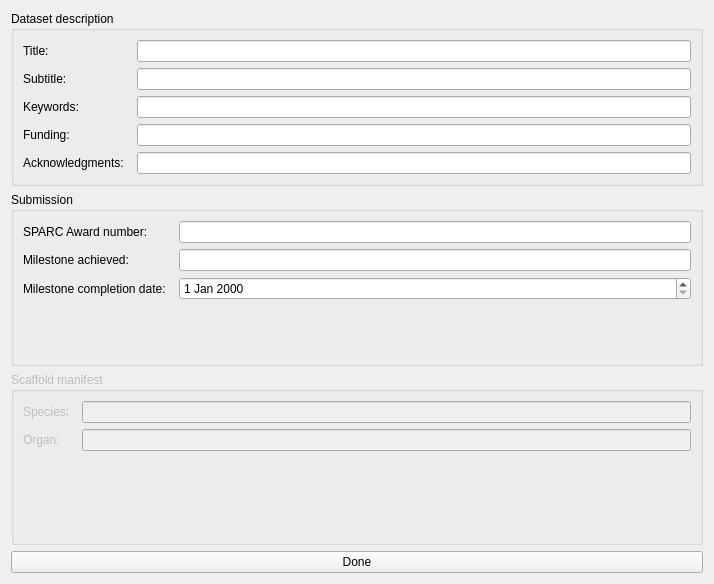
Above: mapclientplugins/generatesdsstep/qt/generatesdswidget.ui from mapclient-plugins/mapclientplugins.generatesds before the change. Below: the same form after it.
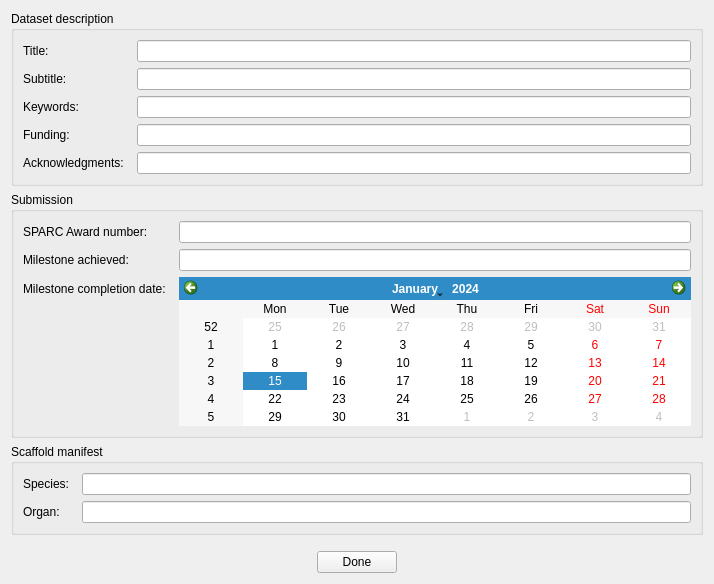
That is the form after the change.

Commit message: Update to use layout structures to process required files.  Add a scaffold-info.json file to identify a reproducible scaffold source.

Patch:
```diff
--- a/mapclientplugins/generatesdsstep/qt/generatesdswidget.ui
+++ b/mapclientplugins/generatesdsstep/qt/generatesdswidget.ui
@@ -13,8 +13,8 @@
   <property name="windowTitle">
    <string>GenerateSDS Widget</string>
   </property>
-  <layout class="QGridLayout" name="gridLayout">
-   <item row="0" column="0">
+  <layout class="QVBoxLayout" name="verticalLayout">
+   <item>
     <widget class="QGroupBox" name="datasetGroupBox">
      <property name="title">
       <string>Dataset description</string>
@@ -73,7 +73,7 @@
      </layout>
     </widget>
    </item>
-   <item row="1" column="0">
+   <item>
     <widget class="QGroupBox" name="submissionGroupBox">
      <property name="title">
       <string>Submission</string>
@@ -107,16 +107,13 @@
        </widget>
       </item>
       <item row="2" column="1">
-       <widget class="QDateEdit" name="dateEditMilestoneCompletionDate"/>
+       <widget class="QCalendarWidget" name="calendarWidgetMilestoneCompletionDate"/>
       </item>
      </layout>
     </widget>
    </item>
-   <item row="2" column="0">
+   <item>
     <widget class="QGroupBox" name="manifestGroupBox">
-     <property name="enabled">
-      <bool>false</bool>
-     </property>
      <property name="title">
       <string>Scaffold manifest</string>
      </property>
@@ -144,12 +141,55 @@
      </layout>
     </widget>
    </item>
-   <item row="3" column="0">
-    <widget class="QPushButton" name="pushButtonDone">
-     <property name="text">
-      <string>Done</string>
+   <item>
+    <spacer name="verticalSpacer">
+     <property name="orientation">
+      <enum>Qt::Vertical</enum>
      </property>
-    </widget>
+     <property name="sizeHint" stdset="0">
+      <size>
+       <width>20</width>
+       <height>40</height>
+      </size>
+     </property>
+    </spacer>
+   </item>
+   <item>
+    <layout class="QHBoxLayout" name="horizontalLayout">
+     <item>
+      <spacer name="horizontalSpacer">
+       <property name="orientation">
+        <enum>Qt::Horizontal</enum>
+       </property>
+       <property name="sizeHint" stdset="0">
+        <size>
+         <width>40</width>
+         <height>20</height>
+        </size>
+       </property>
+      </spacer>
+     </item>
+     <item>
+      <widget class="QPushButton" name="pushButtonDone">
+       <property name="text">
+        <string>Done</string>
+       </property>
+      </widget>
+     </item>
+     <item>
+      <spacer name="horizontalSpacer_2">
+       <property name="orientation">
+        <enum>Qt::Horizontal</enum>
+       </property>
+       <property name="sizeHint" stdset="0">
+        <size>
+         <width>40</width>
+         <height>20</height>
+        </size>
+       </property>
+      </spacer>
+     </item>
+    </layout>
    </item>
   </layout>
  </widget>
```
The commit also changes 18 other files.
